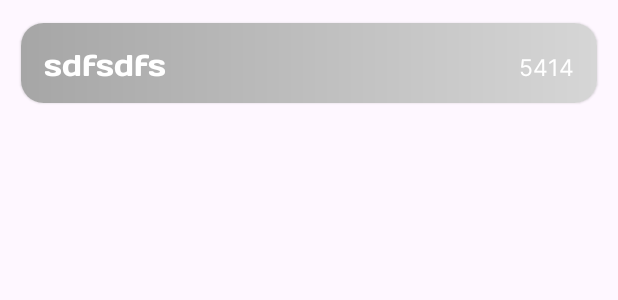
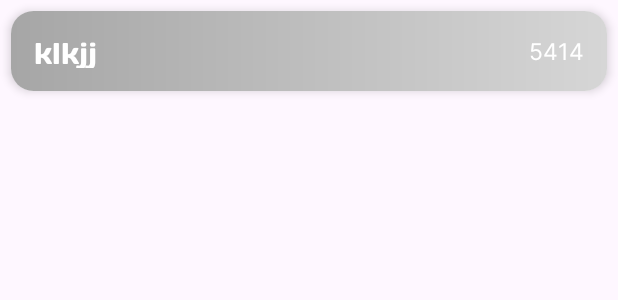
Before and after one commit to EvaMish/ShoppingList, an Android app: the layout item_shop_disabled.xml on its own in the app's theme, with its tools: preview values and no code run, on a phone screen of 412 x 824 dp. Shown: the top 300 px of the screen. Run offline under Robolectric (Android 15) with nearby library versions, the phone set to English and light mode, and no system bars.

Commit message:
work version

```diff
--- a/app/src/main/res/drawable/gradient_item_enabled.xml
+++ b/app/src/main/res/drawable/gradient_item_enabled.xml
@@ -3,7 +3,7 @@
         xmlns:android="http://schemas.android.com/apk/res/android"
         android:shape="rectangle">
         <gradient
-            android:startColor="#87E18B"
-            android:endColor="#B1D587"
+            android:startColor="#9C27B0"
+            android:endColor="#9373CC"
             android:type="linear"/>
     </shape>
--- a/app/src/main/res/layout/activity_main.xml
+++ b/app/src/main/res/layout/activity_main.xml
@@ -34,11 +34,12 @@
         android:id="@+id/floatingActionButton"
         android:layout_width="wrap_content"
         android:layout_height="wrap_content"
+        android:layout_margin="15dp"
         android:clickable="true"
         android:contentDescription="@string/content_description_button"
         android:focusable="true"
+        android:src="@drawable/plus"
         app:layout_constraintBottom_toBottomOf="parent"
-        app:layout_constraintEnd_toEndOf="parent"
-        app:layout_constraintStart_toStartOf="parent" />
+        app:layout_constraintEnd_toEndOf="parent" />
 
 </androidx.constraintlayout.widget.ConstraintLayout>
--- a/app/src/main/res/layout/item_shop_disabled.xml
+++ b/app/src/main/res/layout/item_shop_disabled.xml
@@ -4,10 +4,8 @@
     android:layout_height="wrap_content"
     xmlns:app="http://schemas.android.com/apk/res-auto"
     android:layout_margin="7dp"
-    android:elevation="1dp"
-    app:cardCornerRadius="15dp"
-    app:cardElevation="1dp"
-    app:cardUseCompatPadding="true">
+    app:cardElevation="4dp"
+    app:cardCornerRadius="15dp">
 
     <LinearLayout
         android:layout_width="match_parent"
@@ -16,20 +14,23 @@
         android:padding="15dp"
         android:background="@drawable/gradient_item_disabled">
         <TextView
+            android:id="@+id/tv_name"
             android:layout_width="0dp"
             android:layout_height="match_parent"
             android:layout_weight="1"
             android:fontFamily="@font/days"
             android:textColor="@color/white"
             android:textSize="20sp"
-            android:text="sdfsdfs" />
+            android:text="klkjj"/>
 
         <TextView
+            android:id="@+id/tv_count"
             android:layout_width="wrap_content"
             android:layout_height="wrap_content"
             android:fontFamily="@font/inter_regular"
             android:textColor="@color/white"
             android:textSize="15sp"
+            android:layout_gravity="center"
             android:text="5414" />
 
 
```
Also changed, not shown: app/src/main/java/com/example/shoppinglist/data/ImplShopListRepository.kt (+10 -5 lines), app/src/main/java/com/example/shoppinglist/presentation/MainActivity.kt (+16 -3 lines), app/src/main/res/drawable/plus.png (added).
